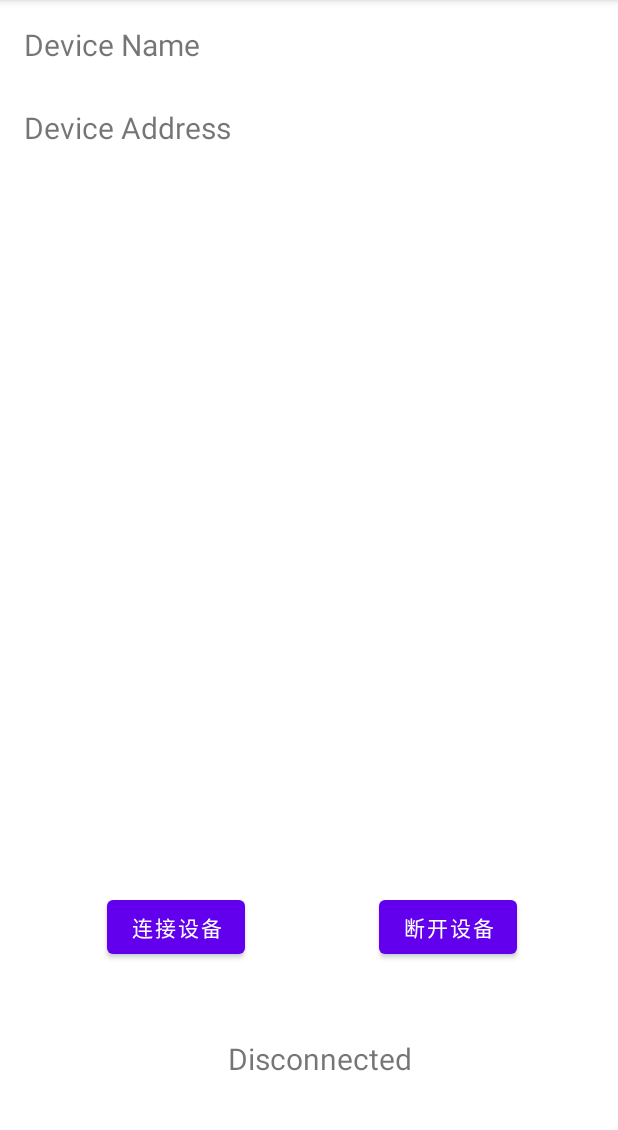
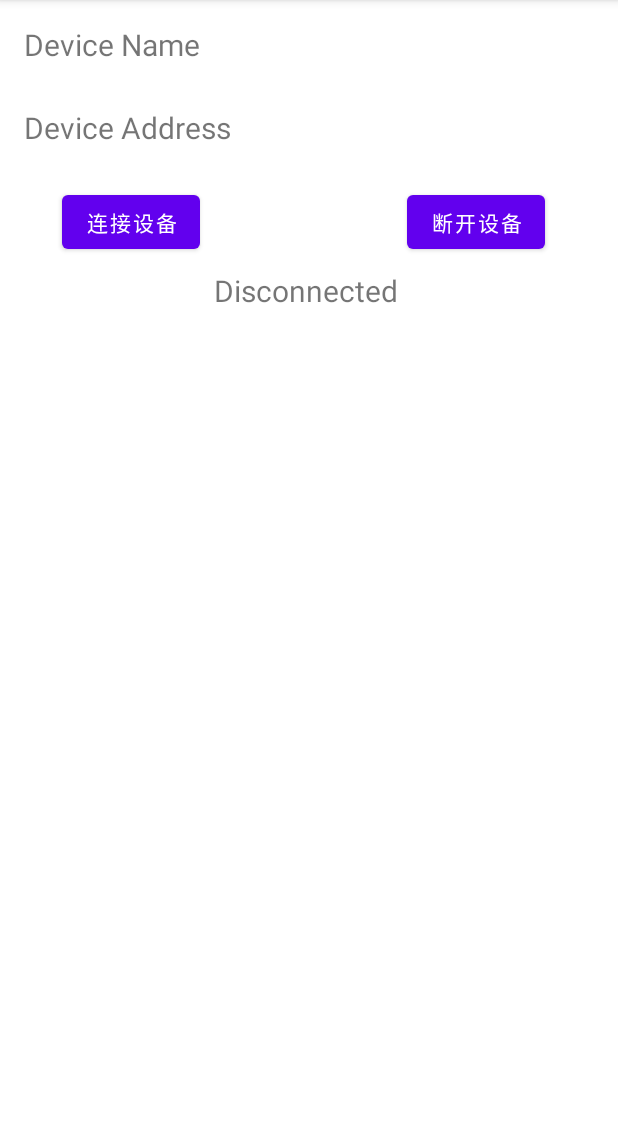
Before and after one commit to luzhiqian00/MeasureTest, an Android app: the BlueDeviceActivity screen opened directly, with no data from a screen before it, on a phone screen of 412 x 824 dp, the part 84-1214 px from its top. Run offline under Robolectric (Android 15) with nearby library versions, the phone set to English and light mode, and no system bars; 4 statements that could not run were skipped.

Commit message:
read characteristic value, but the format may have some problem. And not read the measurement value

```diff
--- a/app/build.gradle
+++ b/app/build.gradle
@@ -50,6 +50,7 @@ dependencies {
     implementation 'androidx.appcompat:appcompat:1.3.0'
     implementation 'com.google.android.material:material:1.4.0'
     implementation 'androidx.constraintlayout:constraintlayout:2.0.4'
+    implementation 'androidx.recyclerview:recyclerview:1.2.1'
     testImplementation 'junit:junit:4.13.2'
     androidTestImplementation 'androidx.test.ext:junit:1.1.3'
     androidTestImplementation 'androidx.test.espresso:espresso-core:3.4.0'
--- a/app/src/main/java/com/example/myapplication/UI/LeDeviceListAdapter.kt
+++ b/app/src/main/java/com/example/myapplication/UI/LeDeviceListAdapter.kt
@@ -9,7 +9,6 @@ import android.view.ViewGroup
 import android.widget.BaseAdapter
 import android.widget.TextView
 import com.example.myapplication.BlueDeviceActivity
-import com.example.myapplication.MeasureApplication.Companion.context
 import com.example.myapplication.R
 
 class LeDeviceListAdapter : BaseAdapter() {
@@ -42,7 +41,7 @@ class LeDeviceListAdapter : BaseAdapter() {
         // For example:
         val device = deviceList[position]
         val view = convertView ?: LayoutInflater.from(parent?.context).inflate(
-            R.layout.bluetooth_device_layout, parent, false
+            R.layout.bluetooth_device_item_layout, parent, false
         )
         // Find the TextView in your layout
         val deviceNameTextView = view.findViewById<TextView>(R.id.deviceNameTextView)
--- a/app/src/main/res/layout/activity_device.xml
+++ b/app/src/main/res/layout/activity_device.xml
@@ -10,38 +10,37 @@
         android:id="@+id/disconnectButton"
         android:layout_width="wrap_content"
         android:layout_height="wrap_content"
+        android:layout_marginTop="124dp"
+
         android:text="断开设备"
-        app:layout_constraintBottom_toBottomOf="parent"
         app:layout_constraintEnd_toEndOf="parent"
-        app:layout_constraintHorizontal_bias="0.572"
+        app:layout_constraintHorizontal_bias="0.741"
         app:layout_constraintStart_toEndOf="@+id/connectButton"
-        app:layout_constraintTop_toTopOf="parent"
-        app:layout_constraintVertical_bias="0.825" />
+        app:layout_constraintTop_toTopOf="parent" />
 
     <Button
         android:id="@+id/connectButton"
         android:layout_width="wrap_content"
         android:layout_height="wrap_content"
+        android:layout_marginTop="124dp"
+
         android:text="连接设备"
-        app:layout_constraintBottom_toBottomOf="parent"
         app:layout_constraintEnd_toEndOf="parent"
-        app:layout_constraintHorizontal_bias="0.223"
+        app:layout_constraintHorizontal_bias="0.129"
         app:layout_constraintStart_toStartOf="parent"
-        app:layout_constraintTop_toTopOf="parent"
-        app:layout_constraintVertical_bias="0.825" />
+        app:layout_constraintTop_toTopOf="parent" />
 
     <TextView
         android:id="@+id/connected"
         android:layout_width="wrap_content"
         android:layout_height="wrap_content"
+        android:layout_marginTop="180dp"
         android:text="Connected"
         android:textSize="20sp"
-        app:layout_constraintBottom_toBottomOf="parent"
         app:layout_constraintEnd_toEndOf="parent"
-        app:layout_constraintHorizontal_bias="0.525"
+        app:layout_constraintHorizontal_bias="0.493"
         app:layout_constraintStart_toStartOf="parent"
-        app:layout_constraintTop_toTopOf="parent"
-        app:layout_constraintVertical_bias="0.934" />
+        app:layout_constraintTop_toTopOf="parent" />
 
     <TextView
         android:id="@+id/deviceNameTextView"
@@ -65,4 +64,21 @@
         app:layout_constraintStart_toStartOf="parent"
         app:layout_constraintTop_toBottomOf="@id/deviceNameTextView" />
 
+    <ScrollView
+        android:layout_width="match_parent"
+        android:layout_height="0dp"
+        app:layout_constraintBottom_toBottomOf="parent"
+        app:layout_constraintTop_toBottomOf="@+id/connected"
+        android:fillViewport="true"
+        >
+
+        <ListView
+            android:id="@+id/serviceListView"
+            android:layout_width="match_parent"
+            android:layout_height="wrap_content"
+            android:divider="@null"
+            android:dividerHeight="16dp" />
+    </ScrollView>
+
+
 </androidx.constraintlayout.widget.ConstraintLayout>
--- a/app/src/main/res/layout/bluetooth_device_layout.xml
+++ b/app/src/main/res/layout/bluetooth_device_item_layout.xml
@@ -10,4 +10,5 @@
         android:text="Device Name"
         android:textSize="20sp" /> <!-- 设置字体大小为 16sp -->
 
+
 </LinearLayout>
--- a/app/src/main/res/values/strings.xml
+++ b/app/src/main/res/values/strings.xml
@@ -1,3 +1,5 @@
 <resources>
     <string name="app_name">My Application</string>
+    <!-- TODO: Remove or change this placeholder text -->
+    <string name="hello_blank_fragment">Hello blank fragment</string>
 </resources>
```
Also changed, not shown: app/src/main/AndroidManifest.xml (+12 -14 lines), app/src/main/java/com/example/myapplication/BlueDeviceActivity.kt (+93 -3 lines), app/src/main/java/com/example/myapplication/UI/ServiceDataAdapter.kt (added, +58 -0 lines), app/src/main/java/com/example/myapplication/ble/MyBLEService.kt (+130 -10 lines), app/src/main/java/com/example/myapplication/ble/ServiceData.kt (added, +39 -0 lines), app/src/main/res/layout/bluetooth_services_item_layout.xml (added, +30 -0 lines).
